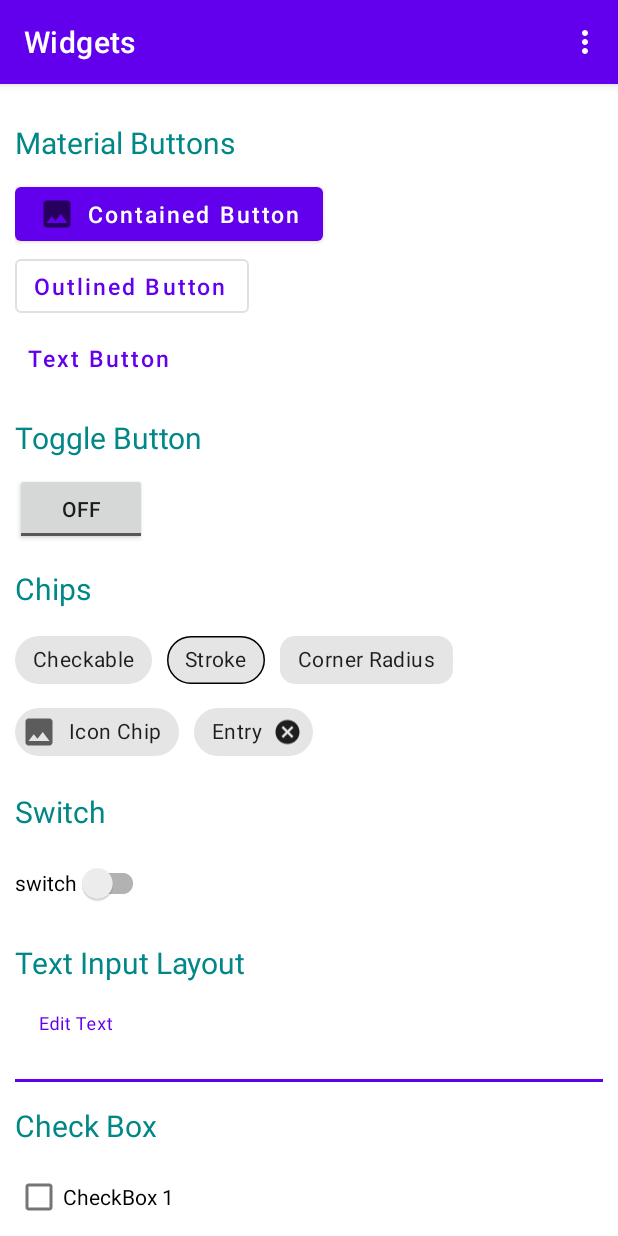
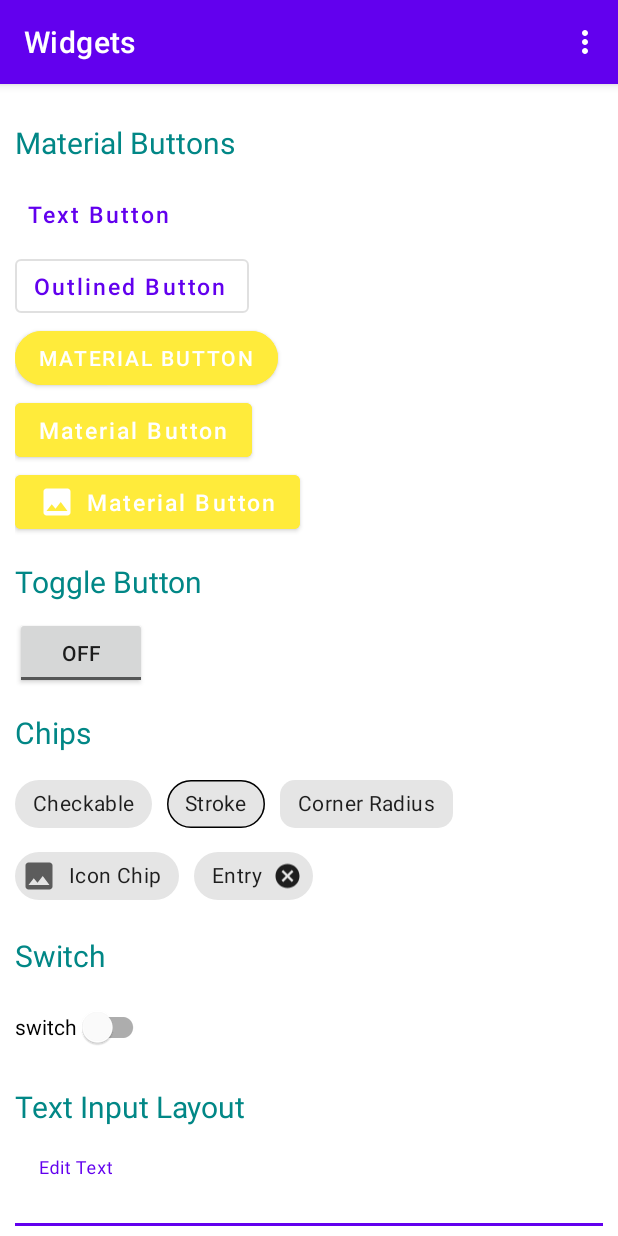
Before and after one commit to acuon/Sessions, an Android app: the screen it shows after launch (WidgetsActivity), on a phone screen of 412 x 824 dp. Run offline under Robolectric (Android 15) with nearby library versions, the phone set to English and light mode, and no system bars.

Commit message:
Session 2 completed

```diff
--- a/app/src/main/java/dev/acuon/sessions/ui/activities/WidgetsActivity.kt
+++ b/app/src/main/java/dev/acuon/sessions/ui/activities/WidgetsActivity.kt
@@ -26,8 +26,98 @@ class WidgetsActivity : AppCompatActivity() {
     }
 
     private fun clickListener() {
-        entry_chip.setOnCloseIconClickListener {
-            snackBar("entry")
+        //Material Buttons
+        textButton.setOnClickListener {
+            snackBar("Text Button")
+        }
+        outlinedButton.setOnClickListener {
+            snackBar("Outlined Button")
+        }
+        materialButtonRounded.setOnClickListener {
+            snackBar("Rounded Material Button ")
+        }
+        materialButton.setOnClickListener {
+            snackBar("Material Button")
+        }
+        materialButtonWithIcon.setOnClickListener {
+            snackBar("Material Button With Icon")
+        }
+
+        //Toggle Button
+        toggleButton.setOnClickListener {
+            snackBar("Toggle Button")
+        }
+
+        //Chips
+        checkableChip.setOnClickListener {
+            snackBar("Checkable Chip")
+        }
+        strokeChip.setOnClickListener {
+            snackBar("Stroke Chip")
+        }
+        cornerRadiusChip.setOnClickListener {
+            snackBar("Corner Radius Chip")
+        }
+        iconChip.setOnClickListener {
+            snackBar("Icon Chip")
+        }
+        entryChip.setOnClickListener {
+            snackBar("Entry Chip")
+        }
+        entryChip.setOnCloseIconClickListener {
+            snackBar("Entry Chip Close Icon")
+        }
+
+        //switch
+        simpleSwitch.setOnClickListener {
+            snackBar("Switch")
+        }
+
+        //Text Input Layout
+        editText.setOnClickListener {
+            snackBar("Edit Text")
+        }
+
+        //Check Box
+        checkBox1.setOnClickListener {
+            snackBar("Check Box 1")
+        }
+        checkBox2.setOnClickListener {
+            snackBar("Check Box 2")
+        }
+        checkBox3.setOnClickListener {
+            snackBar("Check Box 3")
+        }
+
+        //Radio Buttons
+        radioButton1.setOnClickListener {
+            snackBar("Radio Button 1")
+        }
+        radioButton2.setOnClickListener {
+            snackBar("Radio Button 2")
+        }
+        radioButton3.setOnClickListener {
+            snackBar("Radio Button 3")
+        }
+
+        //Seek Bar
+        simpleSeekBar.setOnClickListener {
+            snackBar("Seek Bar")
+        }
+        simpleSeekBar.setOnTouchListener { _, _ ->
+            snackBar("Seek Bar")
+            false
+        }
+
+        //Progress Bar
+        progressBar.setOnClickListener {
+            snackBar("Progress Bar")
+        }
+
+        //Spinner
+        spinner.setOnTouchListener { _, _ ->
+            snackBar("Spinner")
+            false
         }
     }
 
@@ -51,7 +141,7 @@ class WidgetsActivity : AppCompatActivity() {
                 while (jumpTime < totalProgressTime) {
                     try {
                         sleep(200)
-                        jumpTime += 5
+                        jumpTime += 10
                         progressBar.progress = jumpTime
                     } catch (e: InterruptedException) {
                         e.printStackTrace()
--- a/app/src/main/res/layout/activity_widgets.xml
+++ b/app/src/main/res/layout/activity_widgets.xml
@@ -26,17 +26,17 @@
                 android:textColor="@color/teal_700"
                 android:textSize="20sp" />
 
-            <Button
-                android:id="@+id/contained_button"
+            <com.google.android.material.button.MaterialButton
+                android:id="@+id/textButton"
+                style="@style/Widget.MaterialComponents.Button.TextButton"
                 android:layout_width="wrap_content"
                 android:layout_height="wrap_content"
-                android:drawableLeft="@drawable/ic_chip_icon"
-                android:text="Contained Button"
+                android:text="Text Button"
                 android:textAllCaps="false"
                 android:textSize="15sp" />
 
-            <Button
-                android:id="@+id/outlined_button"
+            <com.google.android.material.button.MaterialButton
+                android:id="@+id/outlinedButton"
                 style="@style/Widget.MaterialComponents.Button.OutlinedButton.Icon"
                 android:layout_width="wrap_content"
                 android:layout_height="wrap_content"
@@ -44,12 +44,31 @@
                 android:textAllCaps="false"
                 android:textSize="15sp" />
 
-            <Button
-                android:id="@+id/text_button"
-                style="@style/Widget.MaterialComponents.Button.TextButton"
+            <com.google.android.material.button.MaterialButton
+                android:id="@+id/materialButtonRounded"
                 android:layout_width="wrap_content"
                 android:layout_height="wrap_content"
-                android:text="Text Button"
+                android:backgroundTint="@color/yellow"
+                android:text="Material Button"
+                app:cornerRadius="50dp" />
+
+            <com.google.android.material.button.MaterialButton
+                android:id="@+id/materialButton"
+                android:layout_width="wrap_content"
+                android:layout_height="wrap_content"
+                android:backgroundTint="@color/yellow"
+                android:text="Material Button"
+                android:textAllCaps="false"
+                android:textSize="15sp" />
+
+            <com.google.android.material.button.MaterialButton
+                android:id="@+id/materialButtonWithIcon"
+                android:layout_width="wrap_content"
+                android:layout_height="wrap_content"
+                android:backgroundTint="@color/yellow"
+                android:drawableLeft="@drawable/ic_chip_icon"
+                android:drawableTint="@color/white"
+                android:text="Material Button"
                 android:textAllCaps="false"
                 android:textSize="15sp" />
 
@@ -82,14 +101,14 @@
                 android:orientation="horizontal">
 
                 <com.google.android.material.chip.Chip
-                    android:id="@+id/check_chip"
+                    android:id="@+id/checkableChip"
                     style="@style/Widget.MaterialComponents.Chip.Choice"
                     android:layout_width="wrap_content"
                     android:layout_height="wrap_content"
                     android:text="Checkable" />
 
                 <com.google.android.material.chip.Chip
-                    android:id="@+id/stroke_chip"
+                    android:id="@+id/strokeChip"
                     style="@style/Widget.MaterialComponents.Chip.Choice"
                     android:layout_width="wrap_content"
                     android:layout_height="wrap_content"
@@ -98,7 +117,7 @@
                     app:chipStrokeWidth="1dp" />
 
                 <com.google.android.material.chip.Chip
-                    android:id="@+id/corner_radius_chip"
+                    android:id="@+id/cornerRadiusChip"
                     android:layout_width="wrap_content"
                     android:layout_height="wrap_content"
                     android:layout_marginLeft="10dp"
@@ -113,7 +132,7 @@
                 android:orientation="horizontal">
 
                 <com.google.android.material.chip.Chip
-                    android:id="@+id/icon_chip"
+                    android:id="@+id/iconChip"
                     style="@style/Widget.MaterialComponents.Chip.Action"
                     android:layout_width="wrap_content"
                     android:layout_height="wrap_content"
@@ -121,7 +140,7 @@
                     app:chipIcon="@drawable/ic_chip_icon" />
 
                 <com.google.android.material.chip.Chip
-                    android:id="@+id/entry_chip"
+                    android:id="@+id/entryChip"
                     style="@style/Widget.MaterialComponents.Chip.Entry"
                     android:layout_width="wrap_content"
                     android:layout_height="wrap_content"
@@ -139,7 +158,8 @@
                 android:textColor="@color/teal_700"
                 android:textSize="20sp" />
 
-            <androidx.appcompat.widget.SwitchCompat
+            <com.google.android.material.switchmaterial.SwitchMaterial
+                android:id="@+id/simpleSwitch"
                 android:layout_width="wrap_content"
                 android:layout_height="wrap_content"
                 android:text="switch" />
@@ -161,7 +181,7 @@
                 android:hint="Edit Text">
 
                 <com.google.android.material.textfield.TextInputEditText
-                    android:id="@+id/edit_text"
+                    android:id="@+id/editText"
                     android:layout_width="match_parent"
                     android:layout_height="wrap_content"
                     android:background="@android:color/transparent" />
@@ -178,7 +198,7 @@
                 android:textSize="20sp" />
 
             <com.google.android.material.checkbox.MaterialCheckBox
-                android:id="@+id/checkBox31"
+                android:id="@+id/checkBox1"
                 android:layout_width="match_parent"
                 android:layout_height="wrap_content"
                 android:text="CheckBox 1" />
@@ -237,16 +257,18 @@
                 android:layout_height="wrap_content"
                 android:layout_marginTop="15dp"
                 android:layout_marginBottom="10dp"
-                android:text="Radio Group and Radio Buttons"
+                android:text="Seek Bar"
                 android:textColor="@color/teal_700"
                 android:textSize="20sp" />
 
-            <SeekBar
+            <com.google.android.material.slider.Slider
                 android:id="@+id/simpleSeekBar"
                 android:layout_width="fill_parent"
                 android:layout_height="wrap_content"
-                android:max="100"
-                android:progress="30" />
+                android:progress="30"
+                android:stepSize="1.0"
+                android:valueFrom="0.0"
+                android:valueTo="100.0" />
 
             <TextView
                 android:layout_width="match_parent"
@@ -277,7 +299,8 @@
             <Spinner
                 android:id="@+id/spinner"
                 android:layout_width="wrap_content"
-                android:layout_height="wrap_content" />
+                android:layout_height="wrap_content"
+                android:layout_marginBottom="20dp" />
 
         </LinearLayout>
 
--- a/app/src/main/res/values/colors.xml
+++ b/app/src/main/res/values/colors.xml
@@ -10,4 +10,5 @@
     <color name="colorPrimary">#0f9d58</color>
     <color name="colorPrimaryDark">#006d2d</color>
     <color name="colorAccent">#55cf86</color>
+    <color name="yellow">#FFEB3B</color>
 </resources>
```
